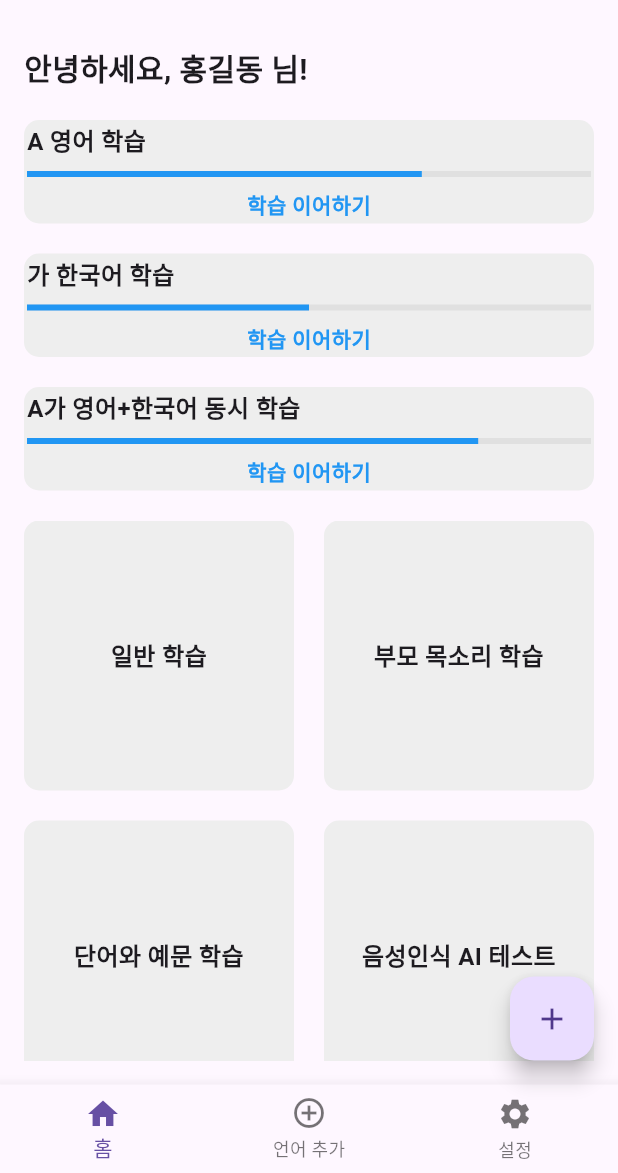
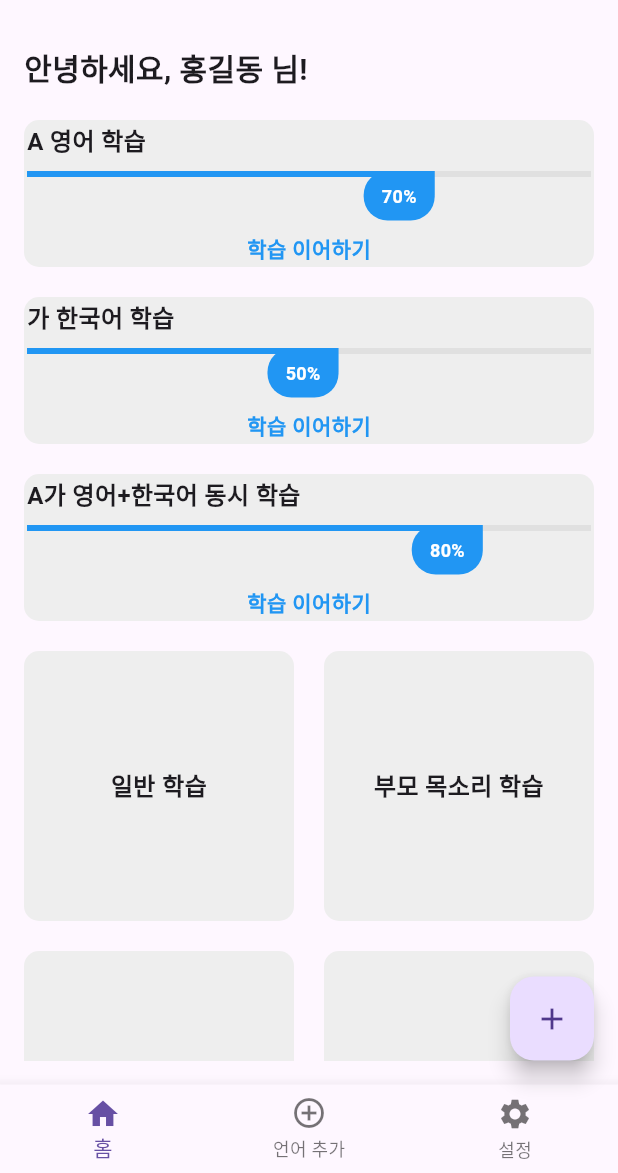
Before and after one commit to aeri123443/JuniorVoca, a Flutter app: the screen it shows after launch, on a phone screen of 412 x 824 dp, the part 63-1236 px from its top. Run offline on Flutter 3.47's test engine with Material 3 defaults, Android fonts, the phone set to English and light mode, and no system bars.

Commit message:
design/feat

```diff
--- a/lib/main.dart
+++ b/lib/main.dart
@@ -32,7 +32,10 @@ class HomePage extends StatelessWidget {
           IconButton(
             icon: Icon(Icons.settings),
             onPressed: () {
-              // 설정 버튼을 누르면 설정 화면으로 이동하는 기능을 추가.
+              Navigator.push(
+                context,
+                MaterialPageRoute(builder: (context) => SettingsPage()),
+              );
             },
           ),
         ],
@@ -47,11 +50,23 @@ class HomePage extends StatelessWidget {
               style: TextStyle(fontSize: 20, fontWeight: FontWeight.bold),
             ),
             SizedBox(height: 20),
-            _buildStudyItem('A 영어 학습', 0.7),
+            StudyItem(
+              label: 'A 영어 학습',
+              initialValue: 0.7,
+              page: GeneralStudyPage(), // 일반 학습 페이지 연결
+            ),
             SizedBox(height: 20),
-            _buildStudyItem('가 한국어 학습', 0.5),
+            StudyItem(
+              label: '가 한국어 학습',
+              initialValue: 0.5,
+              page: ParentVoiceStudyPage(), // 부모 목소리 학습 페이지 연결
+            ),
             SizedBox(height: 20),
-            _buildStudyItem('A가 영어+한국어 동시 학습', 0.8),
+            StudyItem(
+              label: 'A가 영어+한국어 동시 학습',
+              initialValue: 0.8,
+              page: WordExampleStudyPage(), // 단어와 예문 학습 페이지 연결
+            ),
             SizedBox(height: 20),
             Expanded(
               child: GridView.count(
@@ -59,10 +74,10 @@ class HomePage extends StatelessWidget {
                 mainAxisSpacing: 20,
                 crossAxisSpacing: 20,
                 children: [
-                  _buildStudyArea('일반 학습'),
-                  _buildStudyArea('부모 목소리 학습'),
-                  _buildStudyArea('단어와 예문 학습'),
-                  _buildStudyArea('음성인식 AI 테스트'),
+                  _buildStudyArea(context, '일반 학습', GeneralStudyPage()), // 일반 학습 페이지 연결
+                  _buildStudyArea(context, '부모 목소리 학습', ParentVoiceStudyPage()), // 부모 목소리 학습 페이지 연결
+                  _buildStudyArea(context, '단어와 예문 학습', WordExampleStudyPage()), // 단어와 예문 학습 페이지 연결
+                  _buildStudyArea(context, '음성인식 AI 테스트', VoiceRecognitionTestPage()), // 음성인식 AI 테스트 페이지 연결
                 ],
               ),
             ),
@@ -94,7 +109,60 @@ class HomePage extends StatelessWidget {
     );
   }
 
-  Widget _buildStudyItem(String label, double value) {
+  Widget _buildStudyArea(BuildContext context, String title, Widget page) {
+    return GestureDetector(
+      onTap: () {
+        Navigator.push(
+          context,
+          MaterialPageRoute(builder: (context) => page),
+        );
+      },
+      child: Container(
+        decoration: BoxDecoration(
+          color: Colors.grey[200],
+          borderRadius: BorderRadius.circular(10),
+        ),
+        child: Center(
+          child: Text(
+            title,
+            textAlign: TextAlign.center,
+            style: TextStyle(fontSize: 16, fontWeight: FontWeight.bold),
+          ),
+        ),
+      ),
+    );
+  }
+}
+
+class StudyItem extends StatefulWidget {
+  final String label;
+  final double initialValue;
+  final Widget page;
+
+  StudyItem({Key? key, required this.label, required this.initialValue, required this.page})
+      : super(key: key);
+
+  @override
+  _StudyItemState createState() => _StudyItemState();
+}
+
+class _StudyItemState extends State<StudyItem> {
+  late double _progress;
+
+  @override
+  void initState() {
+    super.initState();
+    _progress = widget.initialValue;
+  }
+
+  void updateProgress(double newValue) {
+    setState(() {
+      _progress = newValue;
+    });
+  }
+
+  @override
+  Widget build(BuildContext context) {
     return Container(
       padding: EdgeInsets.all(2),
       decoration: BoxDecoration(
@@ -105,27 +173,37 @@ class HomePage extends StatelessWidget {
         crossAxisAlignment: CrossAxisAlignment.start,
         children: [
           Text(
-            label,
+            widget.label,
             style: TextStyle(fontSize: 16, fontWeight: FontWeight.bold),
           ),
           SizedBox(height: 8),
           Stack(
             children: [
               LinearProgressIndicator(
-                value: value,
+                value: _progress,
                 backgroundColor: Colors.grey[300],
                 valueColor: AlwaysStoppedAnimation<Color>(Colors.blue),
               ),
-              Positioned.fill(
-                child: Align(
-                  alignment: Alignment.centerRight,
-                  child: Padding(
-                    padding: const EdgeInsets.only(right: 8.0),
+              Align(
+                alignment: Alignment(_progress * 2 - 1, -1), // 게이지 바 끝 부분에 말풍선 정렬
+                child: Padding(
+                  padding: const EdgeInsets.only(right: 8.0),
+                  child: Container(
+                    padding: EdgeInsets.symmetric(horizontal: 12, vertical: 8),
+                    decoration: BoxDecoration(
+                      color: Colors.blue,
+                      borderRadius: BorderRadius.only(
+                        topLeft: Radius.circular(16),
+                        bottomRight: Radius.circular(16),
+                        bottomLeft: Radius.circular(16),
+                      ),
+                    ),
                     child: Text(
-                      '${(value * 100).toInt()}%',
+                      '${(_progress * 100).toInt()}%',
                       style: TextStyle(
-                        color: Colors.black,
+                        color: Colors.white,
                         fontWeight: FontWeight.bold,
+                        fontSize: 12,
                       ),
                     ),
                   ),
@@ -153,20 +231,74 @@ class HomePage extends StatelessWidget {
       ),
     );
   }
+}
 
-  Widget _buildStudyArea(String title) {
-    return Container(
-      decoration: BoxDecoration(
-        color: Colors.grey[200],
-        borderRadius: BorderRadius.circular(10),
+class GeneralStudyPage extends StatelessWidget {
+  @override
+  Widget build(BuildContext context) {
+    return Scaffold(
+      appBar: AppBar(
+        title: Text('일반 학습'),
       ),
-      child: Center(
-        child: Text(
-          title,
-          textAlign: TextAlign.center,
-          style: TextStyle(fontSize: 16, fontWeight: FontWeight.bold),
-        ),
+      body: Center(
+        child: Text('일반 학습 페이지'),
       ),
     );
   }
 }
+
+class ParentVoiceStudyPage extends StatelessWidget {
+  @override
+  Widget build(BuildContext context) {
+    return Scaffold(
+      appBar: AppBar(
+        title: Text('부모 목소리 학습'),
+      ),
+      body: Center(
+        child: Text('부모 목소리 학습 페이지'),
+      ),
+    );
+  }
+}
+
+class WordExampleStudyPage extends StatelessWidget {
+  @override
+  Widget build(BuildContext context) {
+    return Scaffold(
+      appBar: AppBar(
+        title: Text('단어와 예문 학습'),
+      ),
+      body: Center(
+        child: Text('단어와 예문 학습 페이지'),
+      ),
+    );
+  }
+}
+
+class VoiceRecognitionTestPage extends StatelessWidget {
+  @override
+  Widget build(BuildContext context) {
+    return Scaffold(
+      appBar: AppBar(
+        title: Text('음성인식 AI 테스트'),
+      ),
+      body: Center(
+        child: Text('음성인식 AI 테스트 페이지'),
+      ),
+    );
+  }
+}
+
+class SettingsPage extends StatelessWidget {
+  @override
+  Widget build(BuildContext context) {
+    return Scaffold(
+      appBar: AppBar(
+        title: Text('설정'),
+      ),
+      body: Center(
+        child: Text('설정 페이지'),
+      ),
+    );
+  }
+}
```
